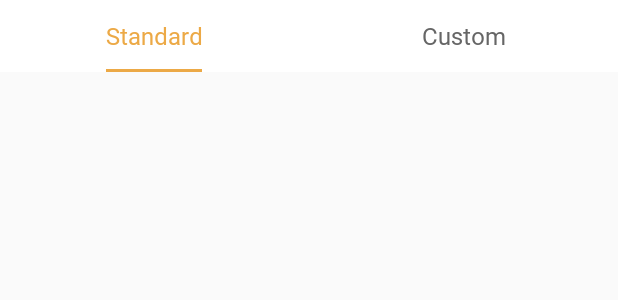
After one commit to Better-Life-Apps/ChessClock, an Android app: the layout fragment_settings.xml on its own in the app's theme, with its tools: preview values and no code run, on a phone screen of 412 x 824 dp. The commit adds this screen. Shown: the top 300 px of the screen. Run offline under Robolectric (Android 15) with nearby library versions, the phone set to English and light mode, and no system bars.

Commit message:
Work on settings

```diff
--- a/app/build.gradle
+++ b/app/build.gradle
@@ -67,6 +67,7 @@ dependencies {
 
     // Hilt
     implementation "com.google.dagger:hilt-android:2.33-beta"
+    implementation 'androidx.legacy:legacy-support-v4:1.0.0'
     kapt "com.google.dagger:hilt-compiler:2.33-beta"
 
     // Room
--- /dev/null
+++ b/app/src/main/res/drawable/list_divider.xml
@@ -0,0 +1,5 @@
+<?xml version="1.0" encoding="utf-8"?>
+<shape xmlns:android="http://schemas.android.com/apk/res/android">
+    <size android:height="1dp"/>
+    <solid android:color="#ECECEC"/>
+</shape>
--- /dev/null
+++ b/app/src/main/res/layout/fragment_settings.xml
@@ -0,0 +1,40 @@
+<?xml version="1.0" encoding="utf-8"?>
+<LinearLayout xmlns:android="http://schemas.android.com/apk/res/android"
+    xmlns:app="http://schemas.android.com/apk/res-auto"
+    xmlns:tools="http://schemas.android.com/tools"
+    android:layout_width="match_parent"
+    android:layout_height="match_parent"
+    android:orientation="vertical"
+    tools:context=".ui.settings.SettingsFragment">
+
+    <com.google.android.material.tabs.TabLayout
+        android:id="@+id/tab_layout"
+        android:layout_width="match_parent"
+        android:layout_height="48dp"
+        app:tabIndicatorColor="@color/tab_indicator"
+        app:tabIndicatorFullWidth="false"
+        app:tabRippleColor="@color/tab_ripple_color"
+        app:tabSelectedTextColor="@color/yellow"
+        app:tabTextAppearance="@style/TextPrimaryAppearance"
+        app:tabTextColor="@color/tab_deselected_color">
+
+        <com.google.android.material.tabs.TabItem
+            android:layout_width="match_parent"
+            android:layout_height="wrap_content"
+            android:text="@string/standard" />
+
+        <com.google.android.material.tabs.TabItem
+            android:layout_width="match_parent"
+            android:layout_height="wrap_content"
+            android:text="@string/custom" />
+    </com.google.android.material.tabs.TabLayout>
+
+    <androidx.viewpager2.widget.ViewPager2
+        android:id="@+id/viewPager"
+        android:layout_width="match_parent"
+        android:layout_height="match_parent"
+        android:clipChildren="false"
+        android:clipToPadding="false"
+        android:overScrollMode="never" />
+
+</LinearLayout>
--- a/app/src/main/res/navigation/main_navigation.xml
+++ b/app/src/main/res/navigation/main_navigation.xml
@@ -9,4 +9,9 @@
         android:id="@+id/dest_game"
         android:name="com.betterlifeapps.chessclock.ui.game.GameFragment"
         tools:layout="@layout/fragment_game" />
+
+    <fragment
+        android:id="@+id/dest_settings"
+        android:name="com.betterlifeapps.chessclock.ui.settings.SettingsFragment"
+        tools:layout="@layout/fragment_settings"/>
 </navigation>
--- /dev/null
+++ b/app/src/main/res/values-v23/themes.xml
@@ -0,0 +1,7 @@
+<?xml version="1.0" encoding="utf-8"?>
+<resources>
+
+    <style name="Theme.ChessClock" parent="BaseAppTheme">
+        <item name="android:windowLightStatusBar">true</item>
+    </style>
+</resources>
--- a/app/src/main/res/values/colors.xml
+++ b/app/src/main/res/values/colors.xml
@@ -22,4 +22,13 @@
     <color name="stroke_color">#D7D7D7</color>
     <color name="background">#FAFAFA</color>
     <color name="secondary_text_color">#666666</color>
+    <color name="primary_text">@color/black</color>
+    <color name="window_background">@color/gray_4</color>
+    <color name="secondary_text">@color/gray_1</color>
+    <color name="dialog_background">@color/white</color>
+
+    <color name="tab_indicator">@color/yellow</color>
+    <color name="tab_ripple_color">@color/yellow_faded</color>
+    <color name="tab_text_color">@color/yellow</color>
+    <color name="tab_deselected_color">@color/gray_5</color>
 </resources>
--- /dev/null
+++ b/app/src/main/res/values/dimens.xml
@@ -0,0 +1,4 @@
+<?xml version="1.0" encoding="utf-8"?>
+<resources>
+    <dimen name="dialog_corners">8dp</dimen>
+</resources>
--- a/app/src/main/res/values/strings.xml
+++ b/app/src/main/res/values/strings.xml
@@ -1,5 +1,6 @@
 <resources>
     <string name="app_name">ChessClock</string>
-    <!-- TODO: Remove or change this placeholder text -->
-    <string name="hello_blank_fragment">Hello blank fragment</string>
+    <string name="select_time_control">Select time control</string>
+    <string name="standard">Standard</string>
+    <string name="custom">Custom</string>
 </resources>
--- a/app/src/main/res/values/themes.xml
+++ b/app/src/main/res/values/themes.xml
@@ -1,6 +1,10 @@
-<resources xmlns:tools="http://schemas.android.com/tools">
+<resources>
     <!-- Base application theme. -->
-    <style name="Theme.ChessClock" parent="Theme.MaterialComponents.DayNight.NoActionBar">
+    <style name="Theme.ChessClock" parent="BaseAppTheme">
+
+    </style>
+
+    <style name="BaseAppTheme" parent="Theme.MaterialComponents.DayNight">
         <!-- Primary brand color. -->
         <item name="colorPrimary">@color/purple_500</item>
         <item name="colorPrimaryVariant">@color/purple_700</item>
@@ -10,7 +14,12 @@
         <item name="colorSecondaryVariant">@color/teal_700</item>
         <item name="colorOnSecondary">@color/black</item>
         <!-- Status bar color. -->
-        <item name="android:statusBarColor" tools:targetApi="l">?attr/colorPrimaryVariant</item>
+        <item name="android:listDivider">@drawable/list_divider</item>
+        <item name="android:statusBarColor">@color/white</item>
+        <item name="actionBarStyle">@style/ActionBarStyle</item>
+        <item name="android:actionBarStyle">@style/ActionBarStyle</item>
+        <item name="android:windowBackground">@color/window_background</item>
+        <item name="materialAlertDialogTheme">@style/RoundedDialogTheme</item>
         <!-- Customize your theme here. -->
     </style>
 
@@ -26,4 +35,65 @@
         <item name="android:textColor">@color/white</item>
     </style>
 
+    <style name="ActionBarStyle" parent="Widget.AppCompat.ActionBar">
+        <item name="android:background">@color/white</item>
+        <item name="background">@color/white</item>
+        <item name="titleTextStyle">@style/AppbarTitleAppearance</item>
+        <item name="elevation">0dp</item>
+    </style>
+
+    <style name="AppbarTitleAppearance" parent="TextAppearance.AppCompat.Widget.ActionBar.Title">
+        <item name="android:fontFamily">@font/lato_bold</item>
+        <item name="android:textSize">16sp</item>
+        <item name="android:textColor">@color/primary_text</item>
+    </style>
+
+    <style name="RoundedDialogTheme" parent="@style/ThemeOverlay.MaterialComponents.MaterialAlertDialog">
+        <item name="materialAlertDialogTitleTextStyle">@style/RoundedDialogTitle</item>
+        <item name="buttonBarPositiveButtonStyle">@style/RoundedDialogButton</item>
+        <item name="buttonBarNegativeButtonStyle">@style/RoundedDialogButton</item>
+        <item name="buttonBarNeutralButtonStyle">@style/RoundedDialogButton</item>
+        <item name="materialAlertDialogBodyTextStyle">@style/ConfirmDialogBodyAppearance</item>
+        <item name="shapeAppearanceOverlay">@style/RoundedDialogShape</item>
+        <item name="colorPrimary">@color/primary_text</item>
+        <item name="android:background">@color/dialog_background</item>
+    </style>
+
+    <style name="RoundedDialogShape" parent="ShapeAppearanceOverlay">
+        <item name="cornerFamily">rounded</item>
+        <item name="cornerSize">@dimen/dialog_corners</item>
+    </style>
+
+    <style name="RoundedDialogButton" parent="@style/Widget.MaterialComponents.Button.TextButton.Dialog">
+        <item name="android:textAppearance">@style/TextPrimaryAppearance</item>
+        <item name="android:textAllCaps">true</item>
+    </style>
+
+    <style name="RoundedDialogTitle" parent="MaterialAlertDialog.MaterialComponents.Title.Text">
+        <item name="android:textAppearance">@style/DialogTitleAppearance</item>
+        <item name="android:textColor">@color/primary_text</item>
+    </style>
+
+    <style name="ConfirmDialogBodyAppearance" parent="TextSecondaryAppearance">
+        <item name="android:textSize">16sp</item>
+    </style>
+
+    <style name="TextSecondaryAppearance" parent="TextAppearance.AppCompat">
+        <item name="android:fontFamily">@font/lato_semibold</item>
+        <item name="android:textSize">14sp</item>
+        <item name="android:textColor">@color/secondary_text</item>
+    </style>
+
+    <style name="TextPrimaryAppearance" parent="TextAppearance.AppCompat">
+        <item name="android:fontFamily">@font/lato_semibold</item>
+        <item name="android:textSize">16sp</item>
+        <item name="android:textColor">@color/primary_text</item>
+    </style>
+
+    <style name="DialogTitleAppearance" parent="TextAppearance.AppCompat">
+        <item name="android:fontFamily">@font/lato_medium</item>
+        <item name="android:textSize">22sp</item>
+        <item name="android:textColor">@color/primary_text</item>
+    </style>
+
 </resources>
```
Also changed, not shown: app/src/main/java/com/betterlifeapps/chessclock/ui/game/GameFragment.kt (+29 -7 lines), app/src/main/java/com/betterlifeapps/chessclock/ui/settings/SettingsFragment.kt (added, +46 -0 lines), app/src/main/java/com/betterlifeapps/chessclock/ui/settings/SettingsTabsAdapter.kt (added, +20 -0 lines), app/src/main/java/com/betterlifeapps/chessclock/ui/settings/custom/CustomFragment.kt (added, +32 -0 lines), app/src/main/java/com/betterlifeapps/chessclock/ui/settings/custom/CustomViewModel.kt (added, +7 -0 lines), app/src/main/java/com/betterlifeapps/chessclock/ui/settings/standard/StandardFragment.kt (added, +32 -0 lines), app/src/main/java/com/betterlifeapps/chessclock/ui/settings/standard/StandardViewModel.kt (added, +7 -0 lines), app/src/main/res/drawable/ic_arrow_back.xml (added, +9 -0 lines), app/src/main/res/layout/fragment_custom.xml (added, +13 -0 lines), app/src/main/res/layout/fragment_standard.xml (added, +13 -0 lines), app/src/main/res/layout/view_player.xml (+4 -4 lines).
